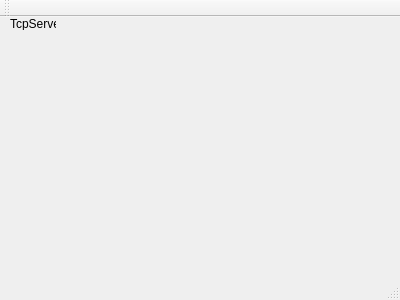
This is test_TcpServer/src/forms/mainwindow.ui in Zingam/SpaGUIController as Qt 5 draws it before an edit. The edited form follows.
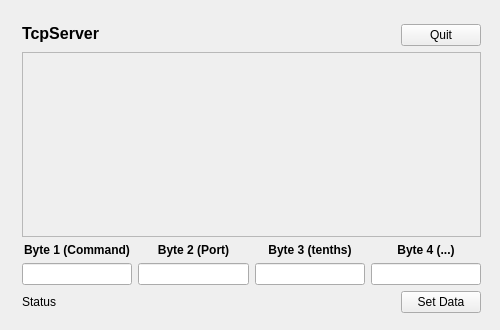
This is the edited form.

The edit to the form file:
```diff
--- a/test_TcpServer/src/forms/mainwindow.ui
+++ b/test_TcpServer/src/forms/mainwindow.ui
@@ -6,47 +6,214 @@
    <rect>
     <x>0</x>
     <y>0</y>
-    <width>400</width>
-    <height>300</height>
+    <width>500</width>
+    <height>330</height>
    </rect>
   </property>
+  <property name="minimumSize">
+   <size>
+    <width>500</width>
+    <height>330</height>
+   </size>
+  </property>
+  <property name="maximumSize">
+   <size>
+    <width>500</width>
+    <height>330</height>
+   </size>
+  </property>
   <property name="windowTitle">
    <string>MainWindow</string>
   </property>
   <widget class="QWidget" name="centralWidget">
-   <widget class="QLabel" name="label">
+   <widget class="QWidget" name="layoutWidget">
     <property name="geometry">
      <rect>
-      <x>10</x>
-      <y>0</y>
-      <width>46</width>
-      <height>13</height>
+      <x>11</x>
+      <y>13</y>
+      <width>481</width>
+      <height>311</height>
      </rect>
     </property>
-    <property name="text">
-     <string>TcpServer</string>
-    </property>
+    <layout class="QVBoxLayout" name="verticalLayout_Main">
+     <item>
+      <layout class="QHBoxLayout" name="horizontalLayout_Title">
+       <item>
+        <widget class="QLabel" name="label_Title">
+         <property name="font">
+          <font>
+           <pointsize>12</pointsize>
+           <weight>75</weight>
+           <bold>true</bold>
+          </font>
+         </property>
+         <property name="text">
+          <string>TcpServer</string>
+         </property>
+         <property name="alignment">
+          <set>Qt::AlignLeading|Qt::AlignLeft|Qt::AlignTop</set>
+         </property>
+        </widget>
+       </item>
+       <item>
+        <spacer name="horizontalSpacer_Title">
+         <property name="orientation">
+          <enum>Qt::Horizontal</enum>
+         </property>
+         <property name="sizeHint" stdset="0">
+          <size>
+           <width>40</width>
+           <height>20</height>
+          </size>
+         </property>
+        </spacer>
+       </item>
+       <item>
+        <widget class="QPushButton" name="pushButton_Quit">
+         <property name="text">
+          <string>Quit</string>
+         </property>
+        </widget>
+       </item>
+      </layout>
+     </item>
+     <item>
+      <widget class="QTextEdit" name="textEdit_ConsoleOutput">
+       <property name="enabled">
+        <bool>false</bool>
+       </property>
+      </widget>
+     </item>
+     <item>
+      <layout class="QHBoxLayout" name="horizontalLayout_BytesInput">
+       <item>
+        <layout class="QVBoxLayout" name="verticalLayout_Byte01">
+         <item>
+          <widget class="QLabel" name="label_Byte01">
+           <property name="font">
+            <font>
+             <weight>75</weight>
+             <bold>true</bold>
+            </font>
+           </property>
+           <property name="text">
+            <string>Byte 1 (Command)</string>
+           </property>
+           <property name="alignment">
+            <set>Qt::AlignCenter</set>
+           </property>
+          </widget>
+         </item>
+         <item>
+          <widget class="QLineEdit" name="lineEdit_Byte01"/>
+         </item>
+        </layout>
+       </item>
+       <item>
+        <layout class="QVBoxLayout" name="verticalLayout_Byte02">
+         <item>
+          <widget class="QLabel" name="label_Byte02">
+           <property name="font">
+            <font>
+             <weight>75</weight>
+             <bold>true</bold>
+            </font>
+           </property>
+           <property name="text">
+            <string>Byte 2 (Port)</string>
+           </property>
+           <property name="alignment">
+            <set>Qt::AlignCenter</set>
+           </property>
+          </widget>
+         </item>
+         <item>
+          <widget class="QLineEdit" name="lineEdit_Byte02"/>
+         </item>
+        </layout>
+       </item>
+       <item>
+        <layout class="QVBoxLayout" name="verticalLayout_Byte03">
+         <item>
+          <widget class="QLabel" name="label_Byte03">
+           <property name="font">
+            <font>
+             <weight>75</weight>
+             <bold>true</bold>
+            </font>
+           </property>
+           <property name="text">
+            <string>Byte 3 (tenths)</string>
+           </property>
+           <property name="alignment">
+            <set>Qt::AlignCenter</set>
+           </property>
+          </widget>
+         </item>
+         <item>
+          <widget class="QLineEdit" name="lineEdit_Byte03"/>
+         </item>
+        </layout>
+       </item>
+       <item>
+        <layout class="QVBoxLayout" name="verticalLayout_Byte04">
+         <item>
+          <widget class="QLabel" name="label_Byte04">
+           <property name="font">
+            <font>
+             <weight>75</weight>
+             <bold>true</bold>
+            </font>
+           </property>
+           <property name="text">
+            <string>Byte 4 (...)</string>
+           </property>
+           <property name="alignment">
+            <set>Qt::AlignCenter</set>
+           </property>
+          </widget>
+         </item>
+         <item>
+          <widget class="QLineEdit" name="lineEdit_Byte04"/>
+         </item>
+        </layout>
+       </item>
+      </layout>
+     </item>
+     <item>
+      <layout class="QHBoxLayout" name="horizontalLayout_Status">
+       <item>
+        <widget class="QLabel" name="label_Status">
+         <property name="text">
+          <string>Status</string>
+         </property>
+        </widget>
+       </item>
+       <item>
+        <spacer name="horizontalSpacer_Status">
+         <property name="orientation">
+          <enum>Qt::Horizontal</enum>
+         </property>
+         <property name="sizeHint" stdset="0">
+          <size>
+           <width>40</width>
+           <height>20</height>
+          </size>
+         </property>
+        </spacer>
+       </item>
+       <item>
+        <widget class="QPushButton" name="pushButton_SetData">
+         <property name="text">
+          <string>Set Data</string>
+         </property>
+        </widget>
+       </item>
+      </layout>
+     </item>
+    </layout>
    </widget>
   </widget>
-  <widget class="QMenuBar" name="menuBar">
-   <property name="geometry">
-    <rect>
-     <x>0</x>
-     <y>0</y>
-     <width>400</width>
-     <height>21</height>
-    </rect>
-   </property>
-  </widget>
-  <widget class="QToolBar" name="mainToolBar">
-   <attribute name="toolBarArea">
-    <enum>TopToolBarArea</enum>
-   </attribute>
-   <attribute name="toolBarBreak">
-    <bool>false</bool>
-   </attribute>
-  </widget>
-  <widget class="QStatusBar" name="statusBar"/>
  </widget>
  <layoutdefault spacing="6" margin="11"/>
  <resources/>
```
Left out of the diff: 19 changed lines with no effect on the pictures.
